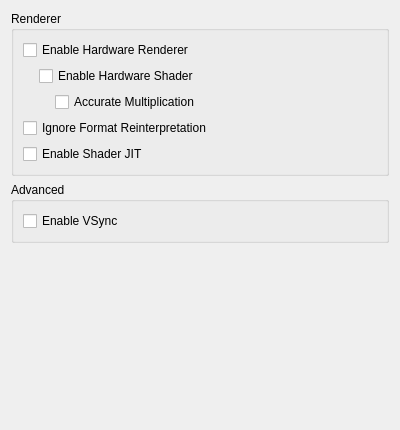
The window that src/citra_qt/configuration/configure_graphics.ui (ghostallen/citra) describes before a commit, drawn with Qt 5.
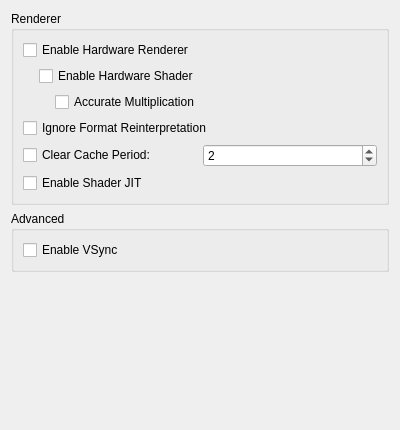
The same window after the commit.

Commit message: vvanelslande's clear cache period

```diff
--- a/src/citra_qt/configuration/configure_graphics.ui
+++ b/src/citra_qt/configuration/configure_graphics.ui
@@ -99,6 +99,30 @@
         </property>
        </widget>
       </item>
+      <item>
+       <layout class="QHBoxLayout" name="horizontalLayout_9">
+        <item>
+         <widget class="QCheckBox" name="enable_cache_clear">
+          <property name="text">
+           <string>Clear Cache Period:</string>
+          </property>
+         </widget>
+        </item>
+        <item>
+         <widget class="QSpinBox" name="clear_cache_secs">
+          <property name="minimum">
+           <number>1</number>
+          </property>
+          <property name="maximum">
+           <number>3600</number>
+          </property>
+          <property name="value">
+           <number>2</number>
+          </property>
+         </widget>
+        </item>
+       </layout>
+      </item>
       <item>
        <widget class="QCheckBox" name="toggle_shader_jit">
         <property name="toolTip">
```
The commit also changes 7 other files.
